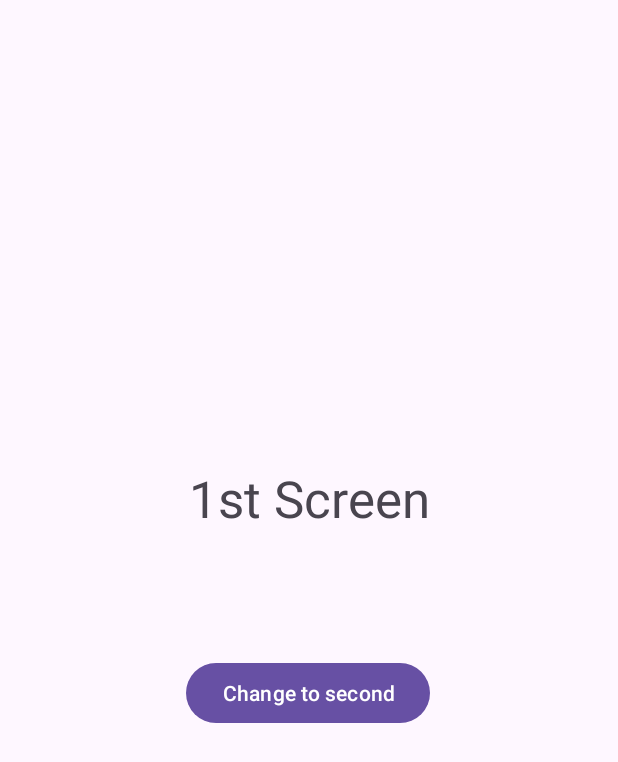
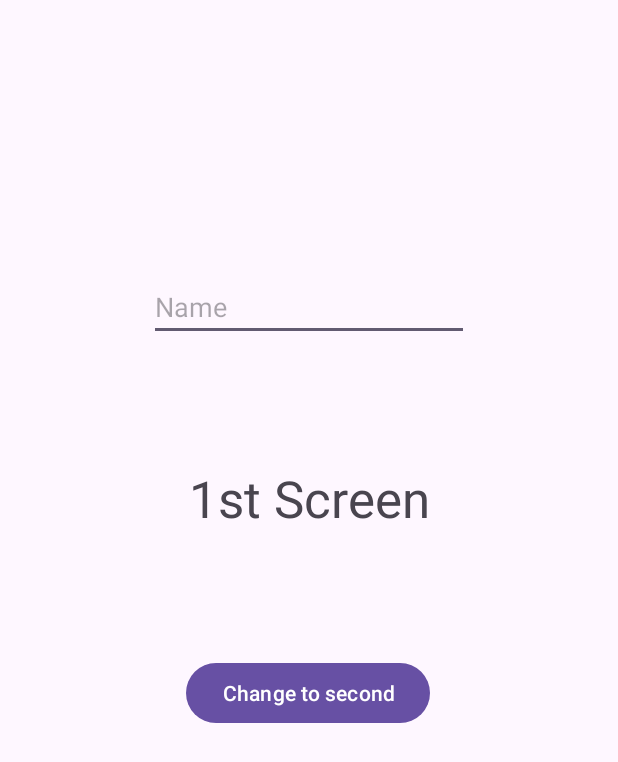
Before and after one commit to beytullahatasoy/Kotlin_Java_Learning, an Android app: the screen it shows after launch (MainActivity), on a phone screen of 412 x 824 dp. Shown: the top 762 px of the screen. Run offline under Robolectric (Android 15) with nearby library versions, the phone set to English and light mode, and no system bars.

Commit message:
Initial commit

```diff
--- a/multipleActivities/app/src/main/java/com/example/multipleactivities/MainActivity.java
+++ b/multipleActivities/app/src/main/java/com/example/multipleactivities/MainActivity.java
@@ -3,6 +3,7 @@ package com.example.multipleactivities;
 import android.content.Intent;
 import android.os.Bundle;
 import android.view.View;
+import android.widget.EditText;
 
 import androidx.activity.EdgeToEdge;
 import androidx.appcompat.app.AppCompatActivity;
@@ -12,15 +13,33 @@ import androidx.core.view.WindowInsetsCompat;
 
 public class MainActivity extends AppCompatActivity {
 
+    String userName;
+    EditText editText;
+
+
+
     @Override
     protected void onCreate(Bundle savedInstanceState) {
         super.onCreate(savedInstanceState);
         setContentView(R.layout.activity_main);
+
+        editText = findViewById(R.id.editTextText);
+
+        userName = "";
     }
 
     public void changeActivity (View view){
+
+        userName = editText.getText().toString();
+
         Intent intent = new Intent(this, MainActivity2.class);
+
+        intent.putExtra("userInput", userName);
+
         startActivity(intent);
+
+
+
     }
 
 
--- a/multipleActivities/app/src/main/res/layout/activity_main.xml
+++ b/multipleActivities/app/src/main/res/layout/activity_main.xml
@@ -27,4 +27,16 @@
         android:text="Change to second"
         app:layout_constraintEnd_toEndOf="@+id/textView"
         app:layout_constraintTop_toBottomOf="@+id/textView" />
+
+    <EditText
+        android:id="@+id/editTextText"
+        android:layout_width="wrap_content"
+        android:layout_height="wrap_content"
+        android:layout_marginTop="182dp"
+        android:ems="10"
+        android:hint="Name"
+        android:inputType="text"
+        app:layout_constraintEnd_toEndOf="parent"
+        app:layout_constraintStart_toStartOf="parent"
+        app:layout_constraintTop_toTopOf="parent" />
 </androidx.constraintlayout.widget.ConstraintLayout>
```
Also changed, not shown: multipleActivities/app/src/main/java/com/example/multipleactivities/MainActivity2.java (+13 -0 lines).
